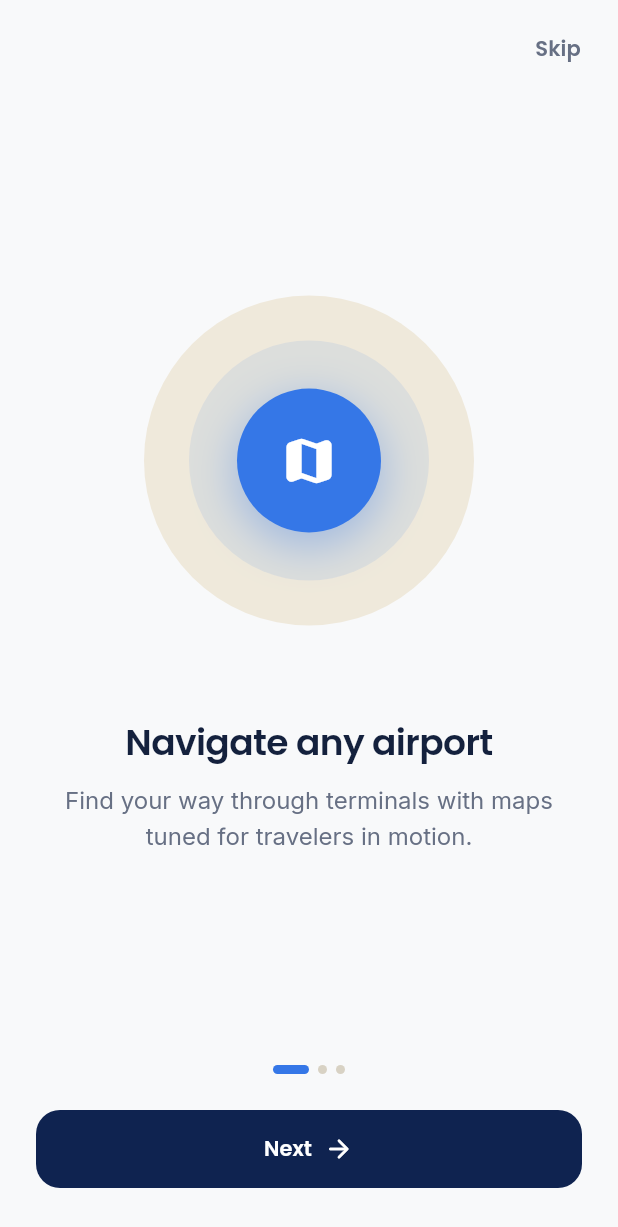
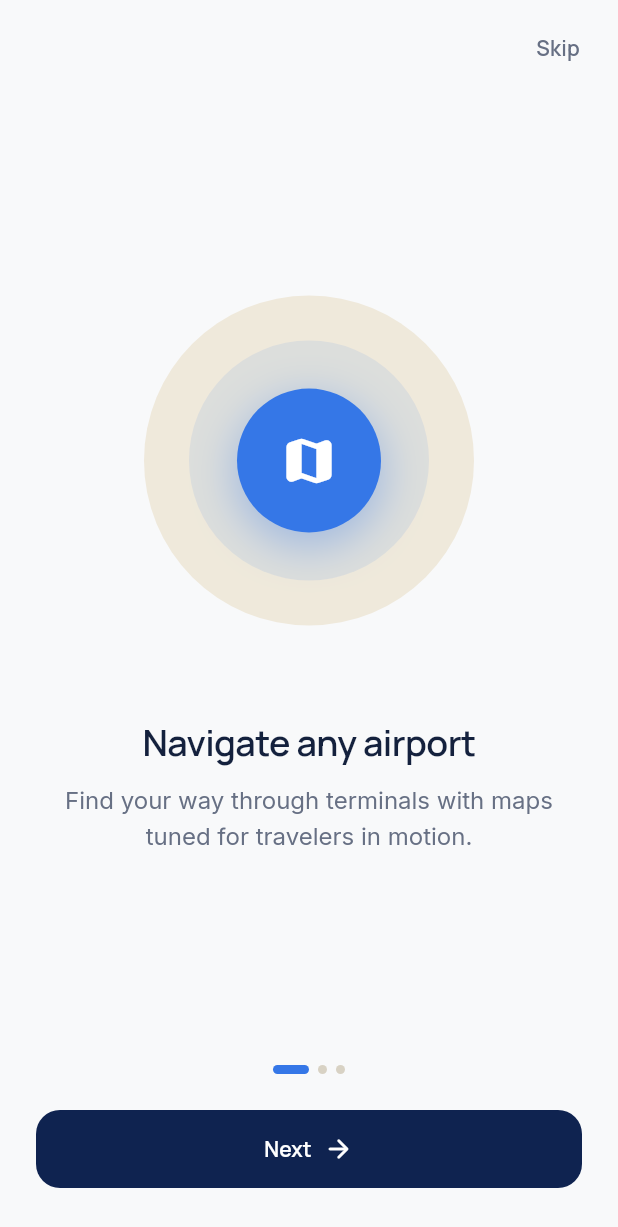
Before and after one commit to meitarmatzner16-create/airportnav, a Flutter app: the screen it shows after launch, on a phone screen of 412 x 824 dp. Shown: the top 1227 px of the screen. Run offline on Flutter 3.47's test engine with Material 3 defaults, Android fonts, the phone set to English and light mode, and no system bars; drawn by our look-alikes of smooth_page_indicator; our stand-ins replace flutter_riverpod, go_router, google_fonts, hive, hive_flutter, shared_preferences and 1 more; accounts and stored records are empty.

Commit message:
feat(theme): calmer display font (Manrope) + relaxed display tracking
Co-Authored-By: Claude Opus 4.8 <noreply@anthropic.com>

```diff
--- a/lib/core/constants/app_typography.dart
+++ b/lib/core/constants/app_typography.dart
@@ -1,7 +1,7 @@
 import 'package:flutter/material.dart';
 import 'package:google_fonts/google_fonts.dart';
 
-/// Sky Pass type: Poppins (display/UI), Inter (long-form body), Space Mono (data).
+/// Sky Pass type: Manrope (display/UI — calm, even), Inter (long-form body), Space Mono (data).
 class AppTypography {
   AppTypography._();
 
@@ -9,15 +9,15 @@ class AppTypography {
       GoogleFonts.spaceMono(fontSize: fontSize, fontWeight: weight, color: color, letterSpacing: 0);
 
   static TextStyle _d(double s, {double sp = -0.4, FontWeight w = FontWeight.w700, double h = 1.15}) =>
-      GoogleFonts.poppins(fontSize: s, fontWeight: w, letterSpacing: sp, height: h);
+      GoogleFonts.manrope(fontSize: s, fontWeight: w, letterSpacing: sp, height: h);
   static TextStyle _ui(double s, {double sp = 0, FontWeight w = FontWeight.w600}) =>
-      GoogleFonts.poppins(fontSize: s, fontWeight: w, letterSpacing: sp);
+      GoogleFonts.manrope(fontSize: s, fontWeight: w, letterSpacing: sp);
   static TextStyle _body(double s, {double sp = 0, FontWeight w = FontWeight.w400, double h = 1.5}) =>
       GoogleFonts.inter(fontSize: s, fontWeight: w, letterSpacing: sp, height: h);
 
   static TextTheme get textTheme => TextTheme(
-        displayLarge: _d(36, sp: -0.6, w: FontWeight.w700, h: 1.1),
-        displayMedium: _d(30, sp: -0.5),
+        displayLarge: _d(36, sp: -0.3, w: FontWeight.w700, h: 1.1),
+        displayMedium: _d(30, sp: -0.3),
         displaySmall: _d(24, sp: -0.4),
         headlineLarge: _d(22, sp: -0.3, h: 1.25),
         headlineMedium: _ui(18, sp: -0.2, w: FontWeight.w700),
```
Also changed, not shown: 1 other file.
